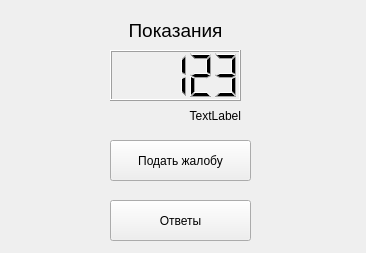
Qt form ui/userform.ui (alexamel/ipu) before a commit.
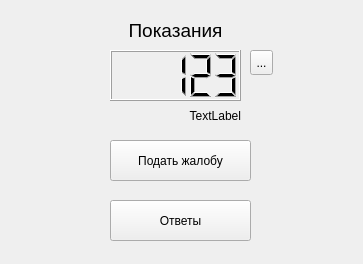
The same form after that commit.

Diff of the .ui file:
```diff
--- a/ui/userform.ui
+++ b/ui/userform.ui
@@ -6,8 +6,8 @@
    <rect>
     <x>0</x>
     <y>0</y>
-    <width>366</width>
-    <height>253</height>
+    <width>363</width>
+    <height>264</height>
    </rect>
   </property>
   <property name="windowTitle">
@@ -100,6 +100,19 @@
     <string>Ответы</string>
    </property>
   </widget>
+  <widget class="QToolButton" name="openListButton">
+   <property name="geometry">
+    <rect>
+     <x>250</x>
+     <y>50</y>
+     <width>23</width>
+     <height>25</height>
+    </rect>
+   </property>
+   <property name="text">
+    <string>...</string>
+   </property>
+  </widget>
  </widget>
  <resources/>
  <connections/>
```
